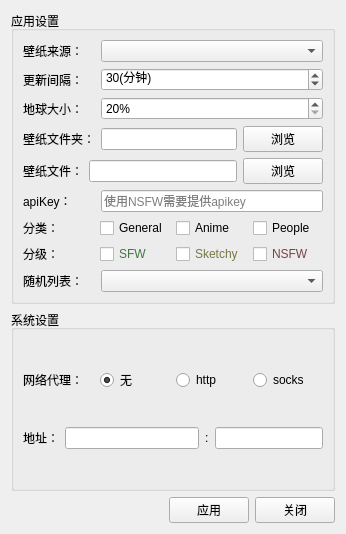
First picture: the form in earth_wallpaper/ui/config.ui, repository Pylogmon/earth_wallpaper, before the edit.
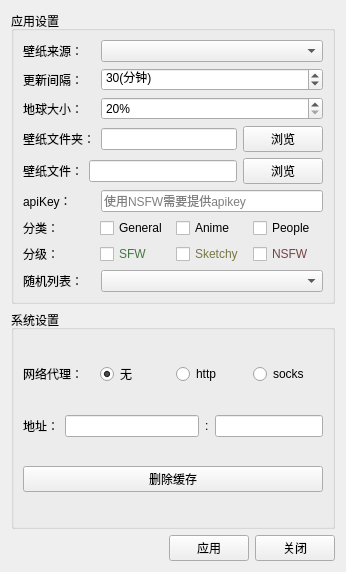
Second picture: the form after the edit.

Commit message: feat(config): 新增删除缓存功能

Diff of the .ui file:
```diff
--- a/earth_wallpaper/ui/config.ui
+++ b/earth_wallpaper/ui/config.ui
@@ -7,7 +7,7 @@
     <x>0</x>
     <y>0</y>
     <width>346</width>
-    <height>534</height>
+    <height>572</height>
    </rect>
   </property>
   <property name="windowTitle">
@@ -322,6 +322,13 @@
         </item>
        </layout>
       </item>
+      <item row="2" column="0">
+       <widget class="QPushButton" name="clearCache">
+        <property name="text">
+         <string>删除缓存</string>
+        </property>
+       </widget>
+      </item>
      </layout>
     </widget>
    </item>
```
Left out of the diff: 54 changed lines with no effect on the pictures. The commit also changes 2 other files.
